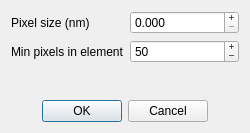
PeeKayChonkster/QtNanotubeAnalysis, file thresholdanalysisconfig.ui: the form before one commit.
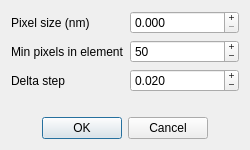
The form after the commit.

Commit message: Add deltaStepInput to ThresholdAnalysisConfig

```diff
--- a/thresholdanalysisconfig.ui
+++ b/thresholdanalysisconfig.ui
@@ -7,7 +7,7 @@
     <x>0</x>
     <y>0</y>
     <width>250</width>
-    <height>133</height>
+    <height>150</height>
    </rect>
   </property>
   <property name="windowTitle">
@@ -56,6 +56,32 @@
        </property>
       </widget>
      </item>
+     <item row="2" column="0">
+      <widget class="QLabel" name="deltaStepLabel">
+       <property name="text">
+        <string>Delta step</string>
+       </property>
+      </widget>
+     </item>
+     <item row="2" column="1">
+      <widget class="QDoubleSpinBox" name="deltaStepInput">
+       <property name="buttonSymbols">
+        <enum>QAbstractSpinBox::PlusMinus</enum>
+       </property>
+       <property name="decimals">
+        <number>3</number>
+       </property>
+       <property name="maximum">
+        <double>1.000000000000000</double>
+       </property>
+       <property name="singleStep">
+        <double>0.010000000000000</double>
+       </property>
+       <property name="value">
+        <double>0.020000000000000</double>
+       </property>
+      </widget>
+     </item>
     </layout>
    </item>
    <item>
```
The commit also changes 7 other files.
